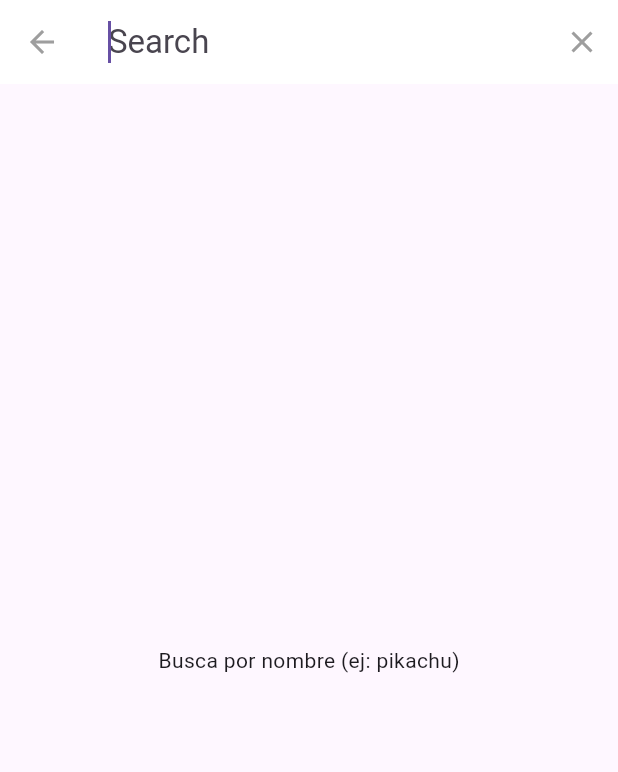
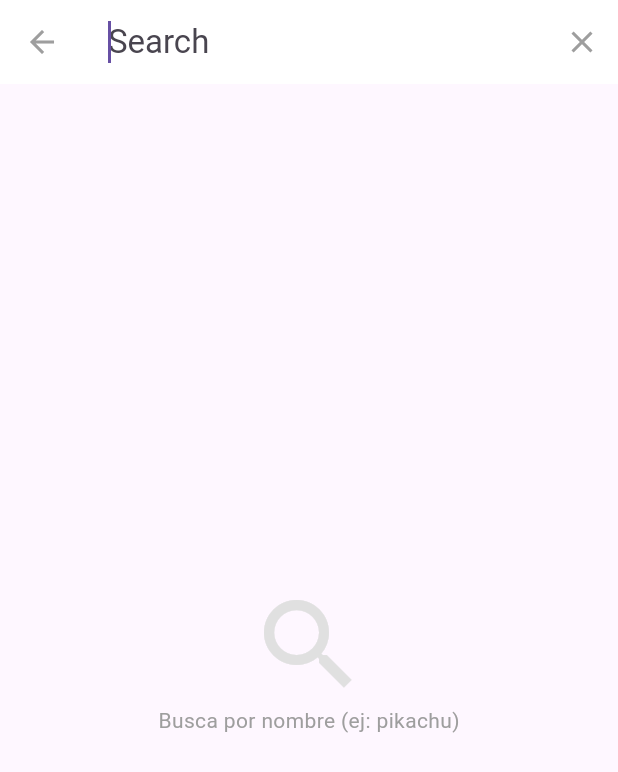
Before and after one commit to steinkrug-git/pokedex-interactiva, a Flutter app: the screen it shows after launch, after a tap on the "search" icon, on a phone screen of 412 x 824 dp. Shown: the top 772 px of the screen. Run offline on Flutter 3.47's test engine with Material 3 defaults, Android fonts, the phone set to English and light mode, and no system bars; network calls fail.

```diff
--- a/lib/main.dart
+++ b/lib/main.dart
@@ -1,8 +1,7 @@
-
 import 'package:flutter/material.dart';
 import 'package:http/http.dart' as http;
 import 'dart:convert';
-import 'pokemon_detail_screen.dart'; // IMPORT AGREGADO
+import 'pokemon_detail_screen.dart';
 
 const pokemonApiUrl = 'https://pokeapi.co/api/v2/pokemon';
 
@@ -16,6 +15,7 @@ class PokeDexApp extends StatelessWidget {
   @override
   Widget build(BuildContext context) {
     return MaterialApp(
+      debugShowCheckedModeBanner: false,
       title: 'Mi pokédex interactiva',
       home: PokemonList(),
     );
@@ -91,7 +91,6 @@ class _PokemonListState extends State<PokemonList> {
       setState(() {
         isLoading = false;
       });
-      print("Error: $e");
     }
   }
 
@@ -106,6 +105,7 @@ class _PokemonListState extends State<PokemonList> {
     return Scaffold(
       appBar: AppBar(
         title: Text("Listado de Pokémones"),
+        backgroundColor: Colors.redAccent,
         actions: [
           IconButton(
             icon: Icon(Icons.search),
@@ -136,10 +136,24 @@ class _PokemonListState extends State<PokemonList> {
 
                 final pokemon = pokemonMapList[index];
 
-                return ListTile(
-                  leading: Image.network(pokemon['image']),
-                  title: Text(pokemon['name'].toString()),
-                  // NAVEGACIÓN AGREGADA
+                return Card(
+                  margin: EdgeInsets.symmetric(horizontal: 10, vertical: 5),
+                  child: ListTile(
+                    contentPadding: EdgeInsets.all(10),
+                    leading: Hero(
+                      tag: pokemon['id'],
+                      child: Image.network(
+                        pokemon['image'],
+                        width: 50,
+                        height: 50,
+                        errorBuilder: (context, error, stackTrace) => Icon(Icons.error),
+                      ),
+                    ),
+                    title: Text(
+                      "#${pokemon['id']} ${pokemon['name']}",
+                      style: TextStyle(fontWeight: FontWeight.bold, fontSize: 18),
+                    ),
+                    trailing: Icon(Icons.arrow_forward_ios, size: 16),
                     onTap: () {
                       Navigator.push(
                         context,
@@ -152,6 +166,7 @@ class _PokemonListState extends State<PokemonList> {
                         ),
                       );
                     },
+                  ),
                 );
               },
             ),
@@ -199,7 +214,17 @@ class PokemonSearchDelegate extends SearchDelegate {
         }
 
         if (snapshot.hasError || snapshot.data?.statusCode != 200) {
-          return Center(child: Text("No se encontraron resultados"));
+          return Center(
+            child: Column(
+              mainAxisAlignment: MainAxisAlignment.center,
+              children: [
+                Icon(Icons.sentiment_dissatisfied, size: 50, color: Colors.grey),
+                SizedBox(height: 10),
+                Text("No se encontraron resultados para '$query'",
+                     style: TextStyle(fontSize: 18, color: Colors.grey)),
+              ],
+            ),
+          );
         }
 
         final data = jsonDecode(snapshot.data!.body);
@@ -207,17 +232,21 @@ class PokemonSearchDelegate extends SearchDelegate {
         return ListView(
           padding: EdgeInsets.all(16),
           children: [
-            ListTile(
-              leading: Image.network(
+            Card(
+              child: ListTile(
+                leading: Hero(
+                  tag: data['id'],
+                  child: Image.network(
                     data['sprites']['front_default'] ?? '',
-                errorBuilder: (_,__,___) => Icon(Icons.error),
+                    errorBuilder: (_,__,___) => Icon(Icons.catching_pokemon),
+                  ),
                 ),
                 title: Text(
                   data['name'].toString().toUpperCase(),
                   style: TextStyle(fontWeight: FontWeight.bold),
                 ),
                 subtitle: Text("#${data['id']}"),
-              // NAVEGACIÓN AGREGADA
+                trailing: Icon(Icons.arrow_forward),
                 onTap: () {
                   Navigator.push(
                     context,
@@ -231,6 +260,7 @@ class PokemonSearchDelegate extends SearchDelegate {
                   );
                 },
               ),
+            ),
           ],
         );
       },
@@ -240,7 +270,13 @@ class PokemonSearchDelegate extends SearchDelegate {
   @override
   Widget buildSuggestions(BuildContext context) {
     return Center(
-      child: Text("Busca por nombre (ej: pikachu)"),
+      child: Column(
+        mainAxisAlignment: MainAxisAlignment.center,
+        children: [
+          Icon(Icons.search, size: 80, color: Colors.grey[300]),
+          Text("Busca por nombre (ej: pikachu)", style: TextStyle(color: Colors.grey)),
+        ],
+      ),
     );
   }
 }
```
Lines whose indentation alone changed are shown as unchanged.
